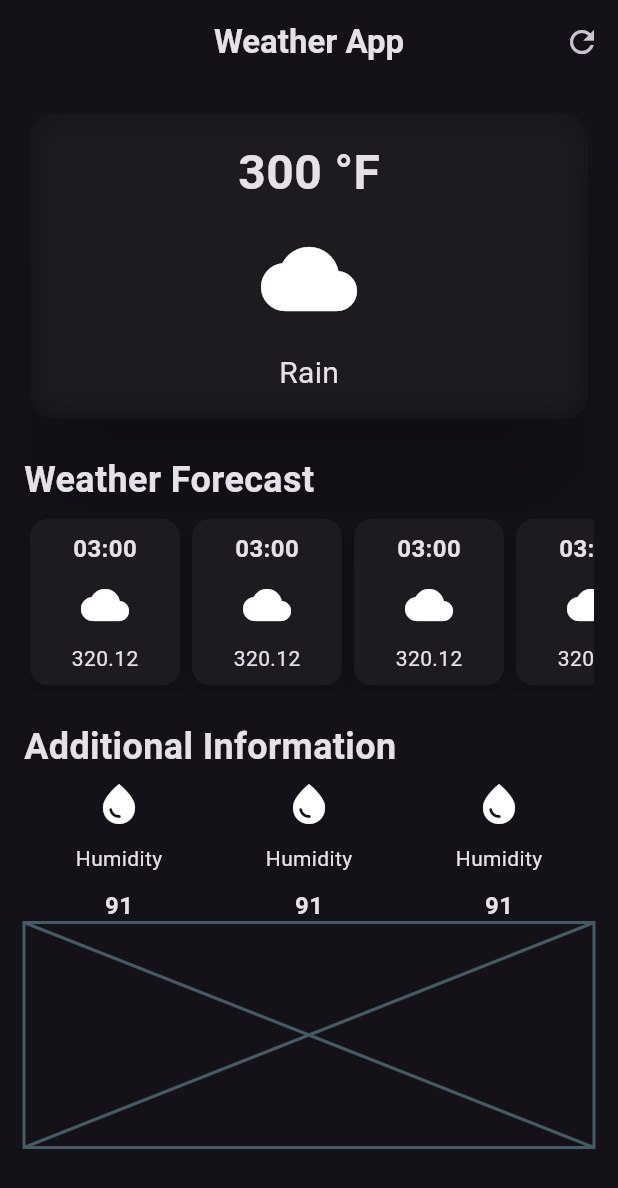
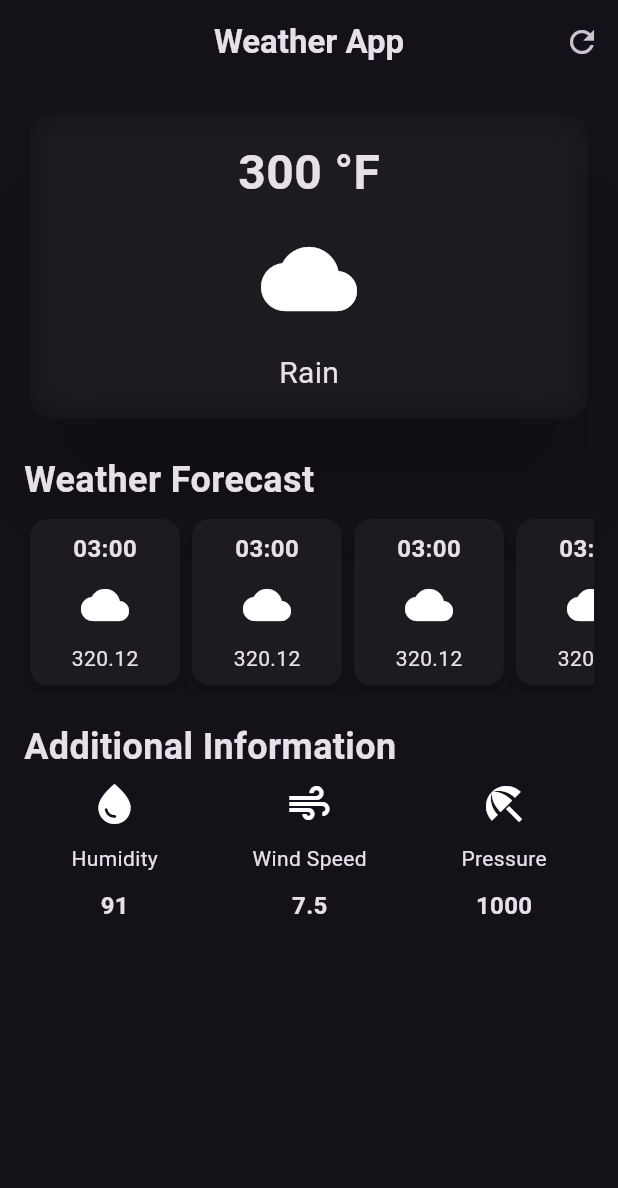
Before and after one commit to Premm98/flutter_weather_app, a Flutter app: the screen it shows after launch, on a phone screen of 412 x 824 dp. Shown: the top 1188 px of the screen. Run offline on Flutter 3.47's test engine with Material 3 defaults, Android fonts, the phone set to English and light mode, and no system bars.

Commit message:
Added constructor to additional_info_item for dynamic value

```diff
--- a/lib/additional_info_item.dart
+++ b/lib/additional_info_item.dart
@@ -1,24 +1,30 @@
 import 'package:flutter/material.dart';
 
 class AdditionalInfoItem extends StatelessWidget {
+  final IconData icon;
+  final String label;
+  final String value;
   const AdditionalInfoItem({
     super.key,
+    required this.icon,
+    required this.label,
+    required this.value,
   });
 
   @override
   Widget build(BuildContext context) {
-    return const Column(
+    return Column(
       children: [
         Icon(
-          Icons.water_drop,
+          icon,
           size: 32,
         ),
-        SizedBox(height: 10),
-        Text('Humidity'),
+        const SizedBox(height: 10),
+        Text(label),
         SizedBox(height: 10),
         Text(
-          '91',
-          style: TextStyle(
+          value,
+          style: const TextStyle(
             fontSize: 16,
             fontWeight: FontWeight.bold,
           ),
--- a/lib/weather_screen.dart
+++ b/lib/weather_screen.dart
@@ -129,15 +129,23 @@ class WeatherScreen extends StatelessWidget {
             Row(
               mainAxisAlignment: MainAxisAlignment.spaceAround,
               children: [
-                AdditionalInfoItem(),
-                AdditionalInfoItem(),
-                AdditionalInfoItem(),
+                AdditionalInfoItem(
+                  icon: Icons.water_drop,
+                  label: 'Humidity',
+                  value: '91',
+                ),
+                AdditionalInfoItem(
+                  icon: Icons.air,
+                  label: 'Wind Speed',
+                  value: '7.5',
+                ),
+                AdditionalInfoItem(
+                  icon: Icons.beach_access,
+                  label: 'Pressure',
+                  value: '1000',
+                ),
               ],
             ),
-            //Additional Information
-            Placeholder(
-              fallbackHeight: 150,
-            )
           ],
         ),
       ),
```
